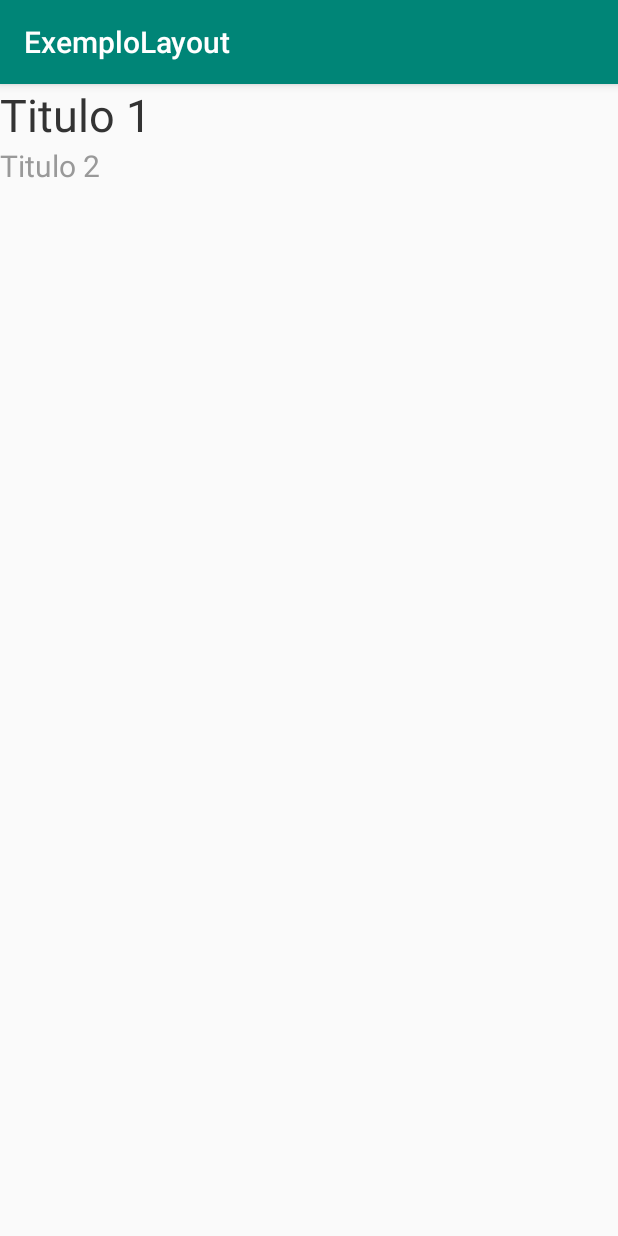
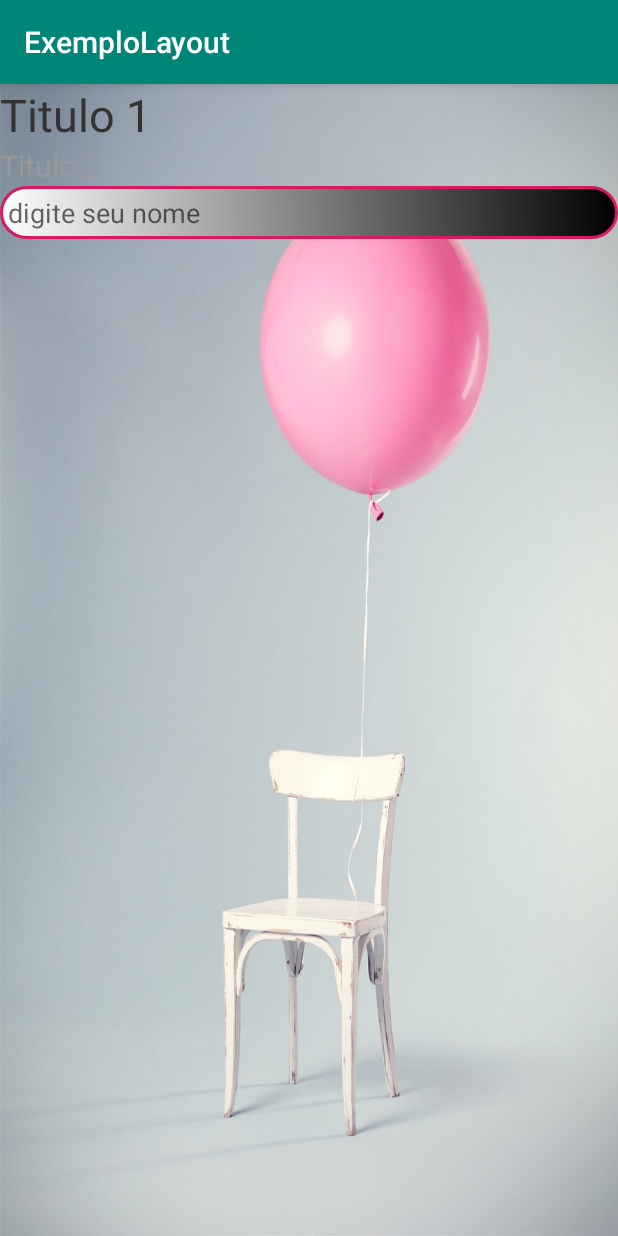
Before and after one commit to kevinguimaraes/Android, an Android app: the screen it shows after launch (MainActivity), on a phone screen of 412 x 824 dp. Run offline under Robolectric (Android 15) with nearby library versions, the phone set to English and light mode, and no system bars.

Commit message:
background

```diff
--- /dev/null
+++ b/ExemploLayout/app/src/main/res/drawable/edit_text.xml
@@ -0,0 +1,25 @@
+<?xml version="1.0" encoding="utf-8"?>
+<shape xmlns:android="http://schemas.android.com/apk/res/android"
+    android:shape="rectangle">
+    <gradient
+        android:type="linear"
+        android:startColor="#fff"
+        android:endColor="#000"
+        android:angle="45"
+        >
+    </gradient>
+
+    <corners
+        android:radius="20dp"/>
+    <stroke
+        android:width="2dp"
+        android:color="@color/colorAccent"/>
+
+    <padding
+        android:bottom="5dp"
+        android:left="10dp"
+        android:top="10dp"
+        android:right="10dp"
+        />
+
+</shape>
--- a/ExemploLayout/app/src/main/res/layout/activity_main.xml
+++ b/ExemploLayout/app/src/main/res/layout/activity_main.xml
@@ -5,7 +5,8 @@
     android:layout_width="match_parent"
     android:layout_height="match_parent"
     android:orientation="vertical"
-    tools:context=".MainActivity">
+    tools:context=".MainActivity"
+    android:background="@drawable/chair">
 
     <TextView
         style="@style/titulo_1"
@@ -15,5 +16,10 @@
         style="@style/titulo_2"
         android:text="Titulo 2"/>
 
+    <EditText
+        style="@style/edit_text"
+        android:hint="digite seu nome"
+        android:background="@drawable/edit_text"/>
+
 
 </LinearLayout>
```
Also changed, not shown: ExemploLayout/app/src/main/res/drawable/chair.png (added).
